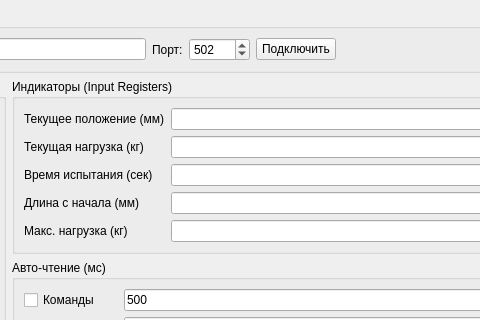
Old version of the form CommandApp/MainWindow.ui in the repository picosaur/evotest; both pictures show x 263 to 743 and y 0 to 320 of the 950 by 1034 pixel window.
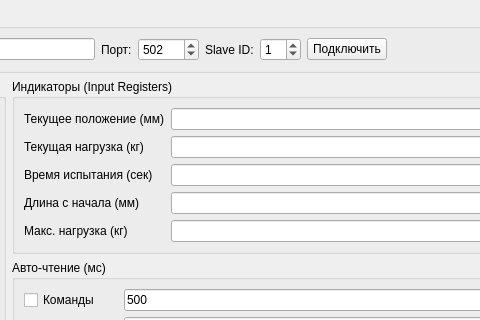
New version of the form.

```diff
--- a/CommandApp/MainWindow.ui
+++ b/CommandApp/MainWindow.ui
@@ -52,6 +52,20 @@
          </property>
         </widget>
        </item>
+       <item>
+        <widget class="QLabel" name="label_2">
+         <property name="text">
+          <string>Slave ID:</string>
+         </property>
+        </widget>
+       </item>
+       <item>
+        <widget class="QSpinBox" name="slaveIdIn">
+         <property name="value">
+          <number>1</number>
+         </property>
+        </widget>
+       </item>
        <item>
         <widget class="QPushButton" name="connectBtn">
          <property name="text">
```
